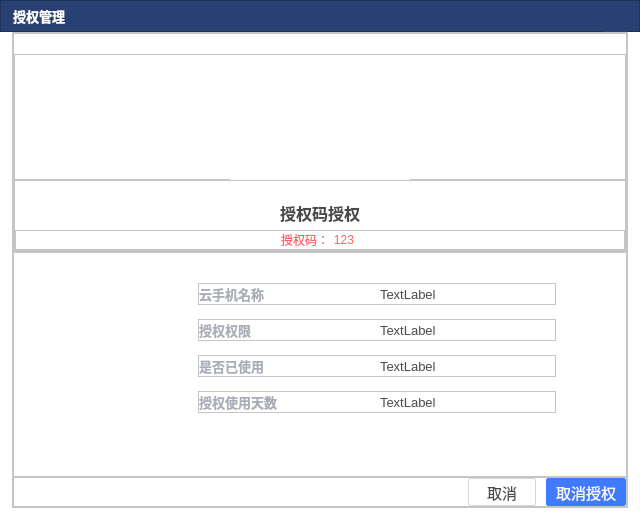
The window that addauthorizationdialog.ui (ZhouMei20220810/TEST) describes before a commit, drawn with Qt 5.
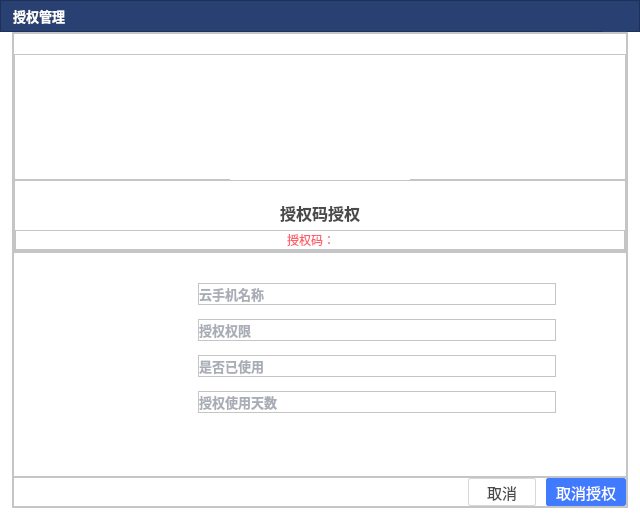
The same window after the commit. The open tabs and pages were chosen to show the change. Icons and pictures are not drawn.

Commit message: 已授权和被授权的状态通过InitWidget初始化窗口，去掉多余界面

Patch:
```diff
--- a/addauthorizationdialog.ui
+++ b/addauthorizationdialog.ui
@@ -2127,7 +2127,7 @@
 color:#FF616A;border:none;</string>
                      </property>
                      <property name="text">
-                      <string>123</string>
+                      <string/>
                      </property>
                     </widget>
                    </item>
@@ -2223,7 +2223,7 @@
 color:#4A4A4A;</string>
                   </property>
                   <property name="text">
-                   <string>TextLabel</string>
+                   <string/>
                   </property>
                  </widget>
                 </item>
@@ -2270,7 +2270,7 @@
 color:#4A4A4A;</string>
                   </property>
                   <property name="text">
-                   <string>TextLabel</string>
+                   <string/>
                   </property>
                  </widget>
                 </item>
@@ -2317,7 +2317,7 @@
 color:#4A4A4A;</string>
                   </property>
                   <property name="text">
-                   <string>TextLabel</string>
+                   <string/>
                   </property>
                  </widget>
                 </item>
@@ -2364,7 +2364,7 @@
 color:#4A4A4A;</string>
                   </property>
                   <property name="text">
-                   <string>TextLabel</string>
+                   <string/>
                   </property>
                  </widget>
                 </item>
```
Left out of the diff: 8 changed lines with no effect on the pictures. The commit also changes 6 other files.
